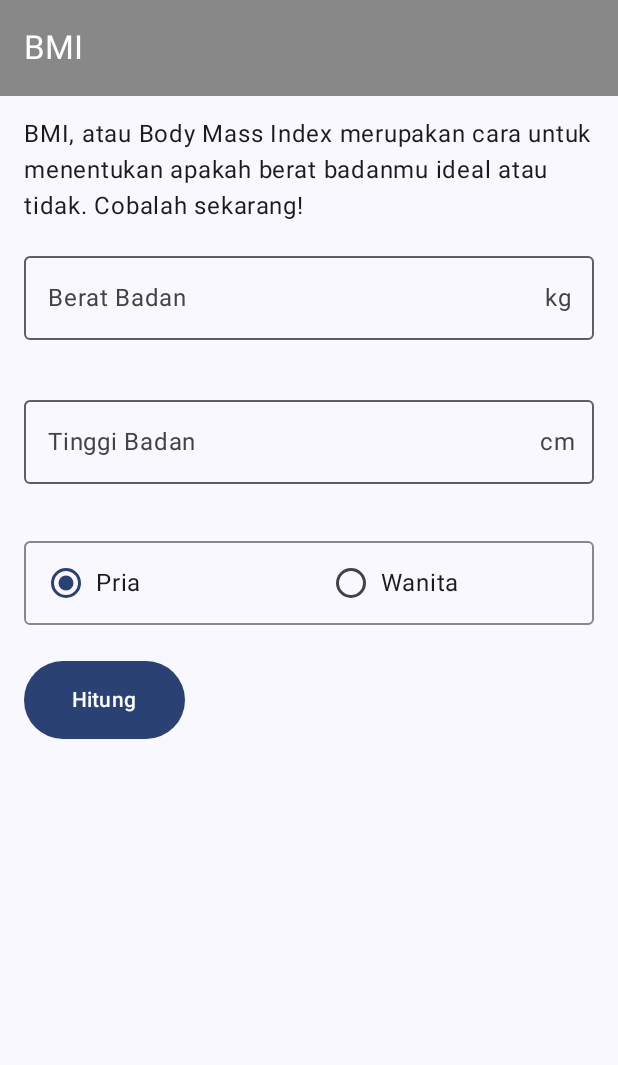
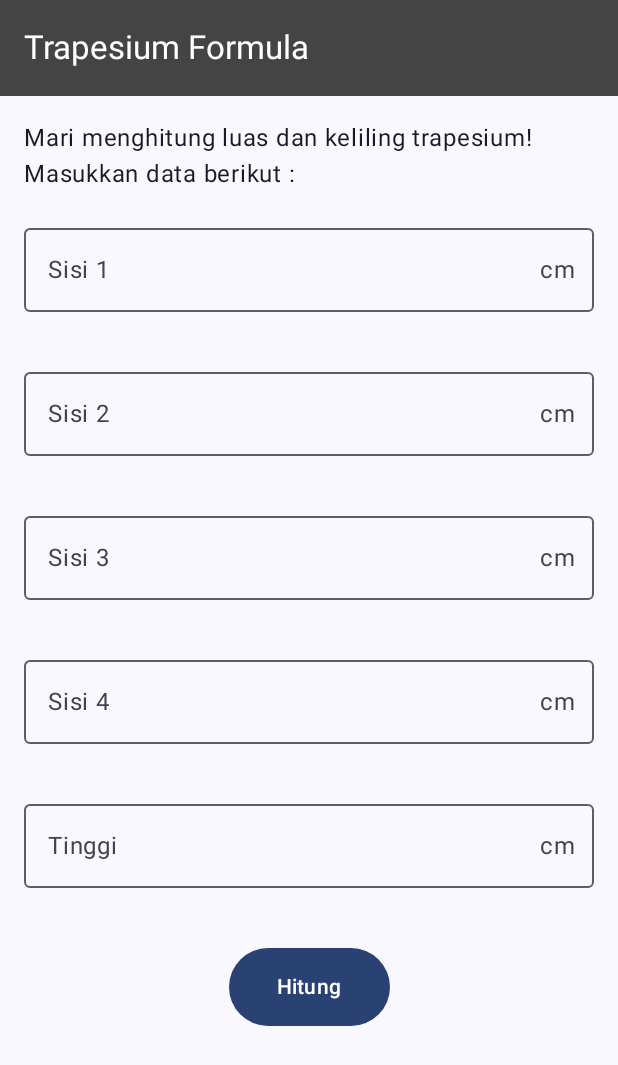
Before and after one commit to gedeastu/Jetpack_Compose_Drill, an Android app built with Jetpack Compose: the screen it shows after launch (MainActivity), on a phone screen of 412 x 824 dp. Shown: the top 1065 px of the screen. Run offline under Robolectric (Android 15) with nearby library versions, the phone set to English and light mode, and no system bars; our stand-ins replace constraintlayout-compose; Roboto replaces fonts that are not available here.

Commit message:
trapesium formula is done

```diff
--- a/app/src/main/java/com/example/main/MainActivity.kt
+++ b/app/src/main/java/com/example/main/MainActivity.kt
@@ -1,6 +1,5 @@
 package com.example.main
 
-import BMIScreen
 import android.content.Context
 import android.os.Bundle
 import android.widget.Toast
@@ -76,6 +75,7 @@ import androidx.constraintlayout.compose.ConstraintLayout
 import androidx.constraintlayout.compose.ConstraintSet
 import com.example.main.animalPictures.Hewan
 import com.example.main.animalPictures.challenge.Lamp
+import com.example.main.trapesiumFormula.TrapesiumFormulaScreen
 import com.example.main.ui.theme.MainTheme
 import kotlinx.coroutines.CoroutineScope
 import kotlinx.coroutines.launch
@@ -94,7 +94,7 @@ class MainActivity : ComponentActivity() {
         setContent {
             MainTheme {
 
-                BMIScreen()
+                //BMIScreen()
 
                 //ScrollableContent()
 
@@ -167,7 +167,7 @@ class MainActivity : ComponentActivity() {
 
                 //CounterButton()
 
-                //SquareFormulaScreen()
+                TrapesiumFormulaScreen()
 
                 //Simple Animation
                 //SimpleAnimations()
--- a/app/src/main/java/com/example/main/bmiApp/screens/ScreenContent.kt
+++ b/app/src/main/java/com/example/main/bmiApp/screens/ScreenContent.kt
@@ -16,8 +16,6 @@ import androidx.compose.foundation.verticalScroll
 import androidx.compose.material.icons.Icons
 import androidx.compose.material.icons.filled.Warning
 import androidx.compose.material3.Button
-import androidx.compose.material3.Divider
-import androidx.compose.material3.HorizontalDivider
 import androidx.compose.material3.Icon
 import androidx.compose.material3.MaterialTheme
 import androidx.compose.material3.OutlinedTextField
--- /dev/null
+++ b/app/src/main/java/com/example/main/trapesiumFormula/TrapesiumFormulaScreen.kt
@@ -0,0 +1,34 @@
+package com.example.main.trapesiumFormula
+
+import androidx.compose.foundation.layout.padding
+import androidx.compose.material3.ExperimentalMaterial3Api
+import androidx.compose.material3.Scaffold
+import androidx.compose.material3.Text
+import androidx.compose.material3.TopAppBar
+import androidx.compose.material3.TopAppBarDefaults
+import androidx.compose.runtime.Composable
+import androidx.compose.ui.Modifier
+import androidx.compose.ui.graphics.Color
+import androidx.compose.ui.unit.dp
+import com.example.main.bmiApp.screens.ScreenContent
+import com.example.main.trapesiumFormula.screens.TrapesiumFormulaScreenContent
+
+@OptIn(ExperimentalMaterial3Api::class)
+@Composable
+fun TrapesiumFormulaScreen(){
+    Scaffold(
+        topBar = {
+            TopAppBar(
+                title = {
+                    Text(text = "Trapesium Formula", modifier = Modifier.padding(vertical = 16.dp))
+                },
+                colors = TopAppBarDefaults.mediumTopAppBarColors(
+                    containerColor = Color.DarkGray,
+                    titleContentColor = Color.White,
+                ),
+            )
+        }
+    ){paddingValue ->
+        TrapesiumFormulaScreenContent(modifier = Modifier.padding( paddingValues = paddingValue))
+    }
+}
--- /dev/null
+++ b/app/src/main/java/com/example/main/trapesiumFormula/screens/ScreenContent.kt
@@ -0,0 +1,270 @@
+package com.example.main.trapesiumFormula.screens
+
+import androidx.compose.foundation.layout.Arrangement
+import androidx.compose.foundation.layout.Column
+import androidx.compose.foundation.layout.PaddingValues
+import androidx.compose.foundation.layout.Row
+import androidx.compose.foundation.layout.fillMaxSize
+import androidx.compose.foundation.layout.fillMaxWidth
+import androidx.compose.foundation.layout.padding
+import androidx.compose.foundation.rememberScrollState
+import androidx.compose.foundation.text.KeyboardOptions
+import androidx.compose.foundation.verticalScroll
+import androidx.compose.material.icons.Icons
+import androidx.compose.material.icons.filled.Warning
+import androidx.compose.material3.Button
+import androidx.compose.material3.Icon
+import androidx.compose.material3.MaterialTheme
+import androidx.compose.material3.OutlinedTextField
+import androidx.compose.material3.Text
+import androidx.compose.material3.VerticalDivider
+import androidx.compose.runtime.Composable
+import androidx.compose.runtime.getValue
+import androidx.compose.runtime.mutableFloatStateOf
+import androidx.compose.runtime.mutableStateOf
+import androidx.compose.runtime.remember
+import androidx.compose.runtime.setValue
+import androidx.compose.ui.Modifier
+import androidx.compose.ui.res.stringResource
+import androidx.compose.ui.text.input.ImeAction
+import androidx.compose.ui.text.input.KeyboardType
+import androidx.compose.ui.unit.dp
+import com.example.main.R
+
+@Composable
+fun TrapesiumFormulaScreenContent(modifier: Modifier) {
+    var sisiPertama by remember {
+        mutableStateOf("")
+    }
+    var sisiKedua by remember {
+        mutableStateOf("")
+    }
+    var sisiKetiga by remember {
+        mutableStateOf("")
+    }
+    var sisiKeempat by remember {
+        mutableStateOf("")
+    }
+    var tinggi by remember {
+        mutableStateOf("")
+    }
+
+    var sisiPertamaError by remember {
+        mutableStateOf(false)
+    }
+    var sisiKeduaError by remember {
+        mutableStateOf(false)
+    }
+    var sisiKetigaError by remember {
+        mutableStateOf(false)
+    }
+    var sisiKeempatError by remember {
+        mutableStateOf(false)
+    }
+    var tinggiError by remember {
+        mutableStateOf(false)
+    }
+    var luasResult by remember {
+        mutableFloatStateOf(0f)
+    }
+    var kelilingResult by remember {
+        mutableFloatStateOf(0f)
+    }
+    var resetResult by remember {
+        mutableStateOf(false)
+    }
+
+    Column(
+        modifier = modifier
+            .fillMaxSize()
+            .verticalScroll(rememberScrollState())
+            .padding(16.dp),
+        verticalArrangement = Arrangement.spacedBy(16.dp)
+    ){
+        Text(text = stringResource(id = R.string.trapesium_formula_intro))
+        OutlinedTextField(
+            value = sisiPertama,
+            onValueChange = {
+                sisiPertama = it
+            },
+            label = {
+                Text(text = stringResource(id = R.string.sisiPertama))
+            },
+            keyboardOptions = KeyboardOptions(
+                keyboardType = KeyboardType.Number,
+                imeAction = ImeAction.Next
+            ),
+            modifier = Modifier.fillMaxWidth(),
+            singleLine = true,
+            trailingIcon = {
+                IconPicker(isError = sisiPertamaError, unit = "cm")
+            },
+            isError = sisiPertamaError,
+            supportingText = {
+                ErrorHint(isError = sisiPertamaError)
+            }
+        )
+        OutlinedTextField(
+            value = sisiKedua,
+            onValueChange = {
+                sisiKedua = it
+            },
+            label = {
+                Text(text = stringResource(id = R.string.sisiKedua))
+            },
+            keyboardOptions = KeyboardOptions(
+                keyboardType = KeyboardType.Number,
+                imeAction = ImeAction.Next
+            ),
+            modifier = Modifier.fillMaxWidth(),
+            singleLine = true,
+            trailingIcon = {
+                IconPicker(isError = sisiKeduaError, unit = "cm")
+            },
+            isError = sisiKeduaError,
+            supportingText = {
+                ErrorHint(isError = sisiKeduaError)
+            }
+        )
+        OutlinedTextField(
+            value = sisiKetiga,
+            onValueChange = {
+                sisiKetiga = it
+            },
+            label = {
+                Text(text = stringResource(id = R.string.sisiKetiga))
+            },
+            keyboardOptions = KeyboardOptions(
+                keyboardType = KeyboardType.Number,
+                imeAction = ImeAction.Next
+            ),
+            modifier = Modifier.fillMaxWidth(),
+            singleLine = true,
+            trailingIcon = {
+                IconPicker(isError = sisiKetigaError, unit = "cm")
+            },
+            isError = sisiKetigaError,
+            supportingText = {
+                ErrorHint(isError = sisiKetigaError)
+            }
+        )
+        OutlinedTextField(
+            value = sisiKeempat,
+            onValueChange = {
+                sisiKeempat = it
+            },
+            label = {
+                Text(text = stringResource(id = R.string.sisiKeempat))
+            },
+            keyboardOptions = KeyboardOptions(
+                keyboardType = KeyboardType.Number,
+                imeAction = ImeAction.Next
+            ),
+            modifier = Modifier.fillMaxWidth(),
+            singleLine = true,
+            trailingIcon = {
+                IconPicker(isError = sisiKeempatError, unit = "cm")
+            },
+            isError = sisiKeempatError,
+            supportingText = {
+                ErrorHint(isError = sisiKeempatError)
+            }
+        )
+        OutlinedTextField(
+            value = tinggi,
+            onValueChange = {
+                tinggi = it
+            },
+            label = {
+                Text(text = stringResource(id = R.string.tinggi))
+            },
+            keyboardOptions = KeyboardOptions(
+                keyboardType = KeyboardType.Number,
+                imeAction = ImeAction.Next
+            ),
+            modifier = Modifier.fillMaxWidth(),
+            singleLine = true,
+            trailingIcon = {
+                IconPicker(isError = tinggiError, unit = "cm")
+            },
+            isError = tinggiError,
+            supportingText = {
+                ErrorHint(isError = tinggiError)
+            }
+        )
+        Row(modifier = Modifier.fillMaxWidth(), horizontalArrangement = Arrangement.SpaceEvenly){
+            Button(
+                onClick = {
+                    sisiPertamaError = (sisiPertama == "") || (sisiPertama == "0")
+                    sisiKeduaError = (sisiKedua == "") || (sisiKedua == "0")
+                    sisiKetigaError = (sisiKetiga == "") || (sisiKetiga == "0")
+                    sisiKeempatError = (sisiKeempat == "") || (sisiKeempat == "0")
+                    tinggiError = (tinggi == "" || tinggi == "0")
+                    if (sisiPertamaError || sisiKeduaError || sisiKetigaError || sisiKeempatError || tinggiError) return@Button
+
+                    luasResult = luasTrapesiumFormula(sisiPertama = sisiPertama.toFloat(), sisiKedua = sisiKedua.toFloat(), tinggi = tinggi.toFloat())
+                    kelilingResult = kelilingTrapesiumFormula(sisiPertama = sisiPertama.toFloat(), sisiKedua = sisiKedua.toFloat(), sisiKetiga = sisiKetiga.toFloat(), sisiKeempat = sisiKeempat.toFloat())
+
+                },
+                modifier = Modifier.padding(top = 8.dp),
+                contentPadding = PaddingValues(horizontal = 32.dp, vertical = 16.dp)
+            ) {
+                Text(text = stringResource(id = R.string.hitung))
+            }
+
+            if (luasResult != 0f || kelilingResult != 0f){
+                Button(
+                    onClick = {
+                        sisiPertama = ""
+                        sisiKedua = ""
+                        sisiKetiga = ""
+                        sisiKeempat = ""
+                        tinggi = ""
+                        resetResult = true
+                    },
+                    modifier = Modifier.padding(top = 8.dp),
+                    contentPadding = PaddingValues(horizontal = 32.dp, vertical = 16.dp)
+                ) {
+                    Text(text = stringResource(id = R.string.Reset))
+                }
+            }
+        }
+        if (luasResult != 0f && kelilingResult != 0f && !resetResult){
+            VerticalDivider(
+                modifier = Modifier.padding(vertical = 8.dp)
+            )
+            Text(text = stringResource(id = R.string.Luas_Trapesium,luasResult), style = MaterialTheme.typography.titleLarge)
+            Text(text = stringResource(id = R.string.Keliling_Trapesium,kelilingResult), style = MaterialTheme.typography.titleLarge)
+        }else{
+            VerticalDivider(
+                modifier = Modifier.padding(vertical = 0.dp)
+            )
+            Text(text = "", style = MaterialTheme.typography.titleLarge)
+            Text(text = "", style = MaterialTheme.typography.titleLarge)
+        }
+    }
+}
+
+@Composable
+fun IconPicker(isError:Boolean,unit:String){
+    if (isError){
+        Icon(imageVector = Icons.Filled.Warning, contentDescription = null)
+    }else{
+        Text(text = unit)
+    }
+}
+
+@Composable
+fun ErrorHint(isError: Boolean){
+    if (isError){
+        Text(text = stringResource(id = R.string.input_invalid))
+    }
+}
+
+    private fun luasTrapesiumFormula(sisiPertama:Float, sisiKedua:Float, tinggi:Float) : Float {
+        return 0.5f * (sisiPertama + sisiKedua) * tinggi
+    }
+
+    private fun kelilingTrapesiumFormula(sisiPertama:Float, sisiKedua:Float, sisiKetiga: Float, sisiKeempat: Float) : Float{
+        return sisiPertama + sisiKedua + sisiKetiga + sisiKeempat
+    }
--- a/app/src/main/res/values/strings.xml
+++ b/app/src/main/res/values/strings.xml
@@ -34,37 +34,53 @@
         Tidak Boleh Kosong
     </string>
 
-    <!--Square Formula Strings values-->
-    <string name="square_formula_intro">
-        Mari menghitung luas dan keliling persegi panjang! Masukkan data berikut :
+    <!--Trapesium Formula Strings values-->
+    <string name="trapesium_formula_intro">
+        Mari menghitung luas dan keliling trapesium! Masukkan data berikut :
     </string>
-    <string name="panjang">
-        Panjang
+    <string name="sisiPertama">
+        Sisi 1
     </string>
-    <string name="Lebar">
-        Lebar
+    <string name="sisiKedua">
+        Sisi 2
+    </string>
+    <string name="sisiKetiga">
+        Sisi 3
+    </string>
+    <string name="sisiKeempat">
+        Sisi 4
+    </string>
+    <string name="tinggi">
+        Tinggi
+    </string>
+    <string name="Luas_Trapesium">
+        Luas: %1$.2f
+    </string>
+    <string name="Keliling_Trapesium">
+        Keliling : %1$.2f
+    </string>
+    <string name="Keliling">
+        Keliling
+    </string>
+    <string name="Luas">
+        Luas
+    </string>
+    <string name="Reset">
+        Reset
     </string>
     <string name="Hitung">
         Hitung
     </string>
-    <string name="Luas">
-        Luas
+    <string name="input_invalid_trapesium">
+        Tidak Boleh Kosong
     </string>
-    <string name="Luas_x">
-        Luas: %1$.2f
-    </string>
-    <string name="Keliling">
-        Keliling
-    </string>
-    <string name="Keliling_x">
-        Keliling: %1$.2f
-    </string>
-    <string name="Reset">
-        Reset
-    </string>
+
+
     <string name="gambar">
         Gambar %1$s
     </string>
+
+
     <string name="lanjut">
         Lanjut
     </string>
```
Also changed, not shown: app/src/main/java/com/example/main/squareFormula/SquareFormulaScreen.kt (deleted, +0 -114 lines).
